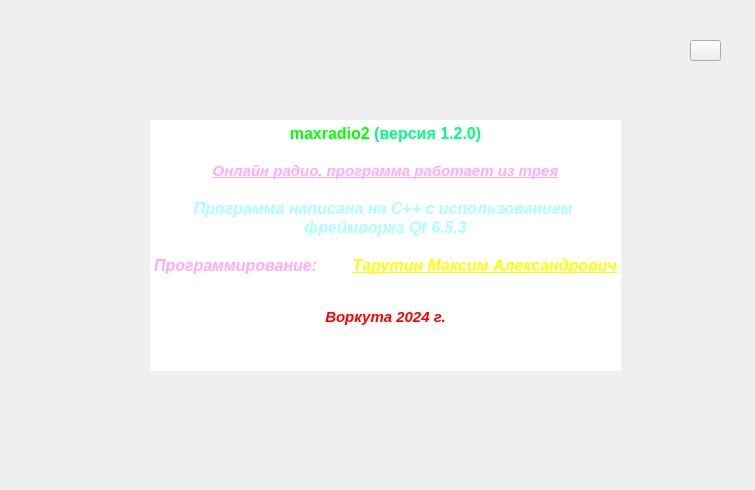
Above: aboutwindow.ui from MaximTarutin/maxradio2 before the change. Below: the same form after it.
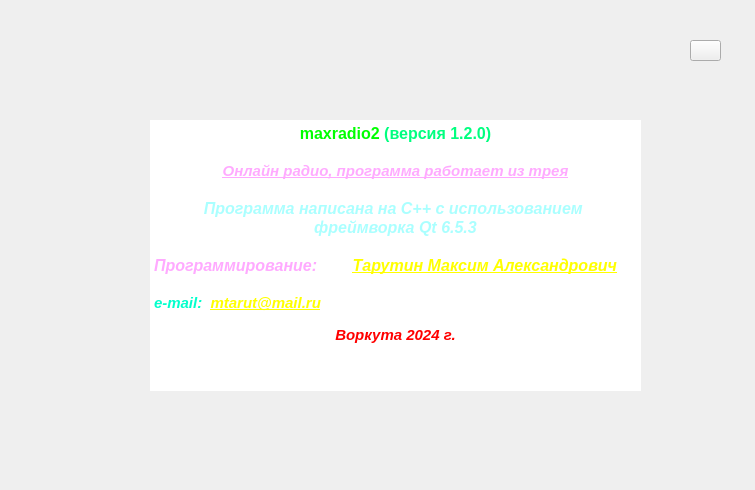
That is the form after the change. Icons and pictures are not drawn.

Commit message: Добавил e-mail

What changed in the file:
```diff
--- a/aboutwindow.ui
+++ b/aboutwindow.ui
@@ -39,8 +39,8 @@
     <rect>
      <x>150</x>
      <y>120</y>
-     <width>471</width>
-     <height>251</height>
+     <width>491</width>
+     <height>271</height>
     </rect>
    </property>
    <property name="styleSheet">
@@ -66,6 +66,7 @@
 &lt;p style=&quot;-qt-paragraph-type:empty; margin-top:0px; margin-bottom:0px; margin-left:0px; margin-right:0px; -qt-block-indent:0; text-indent:0px; font-size:12pt; font-weight:700; font-style:italic; color:#ffff00;&quot;&gt;&lt;br /&gt;&lt;/p&gt;
 &lt;p style=&quot; margin-top:0px; margin-bottom:0px; margin-left:0px; margin-right:0px; -qt-block-indent:0; text-indent:0px;&quot;&gt;&lt;span style=&quot; font-size:12pt; font-weight:700; font-style:italic; color:#ffaaff;&quot;&gt;Программирование:&lt;/span&gt;&lt;span style=&quot; font-size:12pt; font-weight:700; font-style:italic; color:#ffff00;&quot;&gt;        &lt;/span&gt;&lt;span style=&quot; font-size:12pt; font-weight:700; font-style:italic; text-decoration: underline; color:#ffff00;&quot;&gt;Тарутин Максим Александрович&lt;/span&gt;&lt;/p&gt;
 &lt;p style=&quot;-qt-paragraph-type:empty; margin-top:0px; margin-bottom:0px; margin-left:0px; margin-right:0px; -qt-block-indent:0; text-indent:0px; font-size:12pt; font-weight:700; font-style:italic; color:#ffff00;&quot;&gt;&lt;br /&gt;&lt;/p&gt;
+&lt;p style=&quot; margin-top:0px; margin-bottom:0px; margin-left:0px; margin-right:0px; -qt-block-indent:0; text-indent:0px;&quot;&gt;&lt;span style=&quot; font-size:11pt; font-weight:700; font-style:italic; color:#02ffcc;&quot;&gt;e-mail:&lt;/span&gt;&lt;span style=&quot; font-size:11pt; font-weight:700; font-style:italic; color:#ffff00;&quot;&gt;  &lt;/span&gt;&lt;span style=&quot; font-size:11pt; font-weight:700; font-style:italic; text-decoration: underline; color:#ffff00;&quot;&gt;mtarut@mail.ru&lt;/span&gt;&lt;/p&gt;
 &lt;p style=&quot;-qt-paragraph-type:empty; margin-top:0px; margin-bottom:0px; margin-left:0px; margin-right:0px; -qt-block-indent:0; text-indent:0px;&quot;&gt;&lt;br /&gt;&lt;/p&gt;
 &lt;p align=&quot;center&quot; style=&quot; margin-top:0px; margin-bottom:0px; margin-left:0px; margin-right:0px; -qt-block-indent:0; text-indent:0px;&quot;&gt;&lt;span style=&quot; font-size:11pt; font-weight:700; font-style:italic; color:#ff0000;&quot;&gt;Воркута 2024 г.&lt;/span&gt;&lt;/p&gt;&lt;/body&gt;&lt;/html&gt;</string>
    </property>
```
The commit also changes 1 other file.
